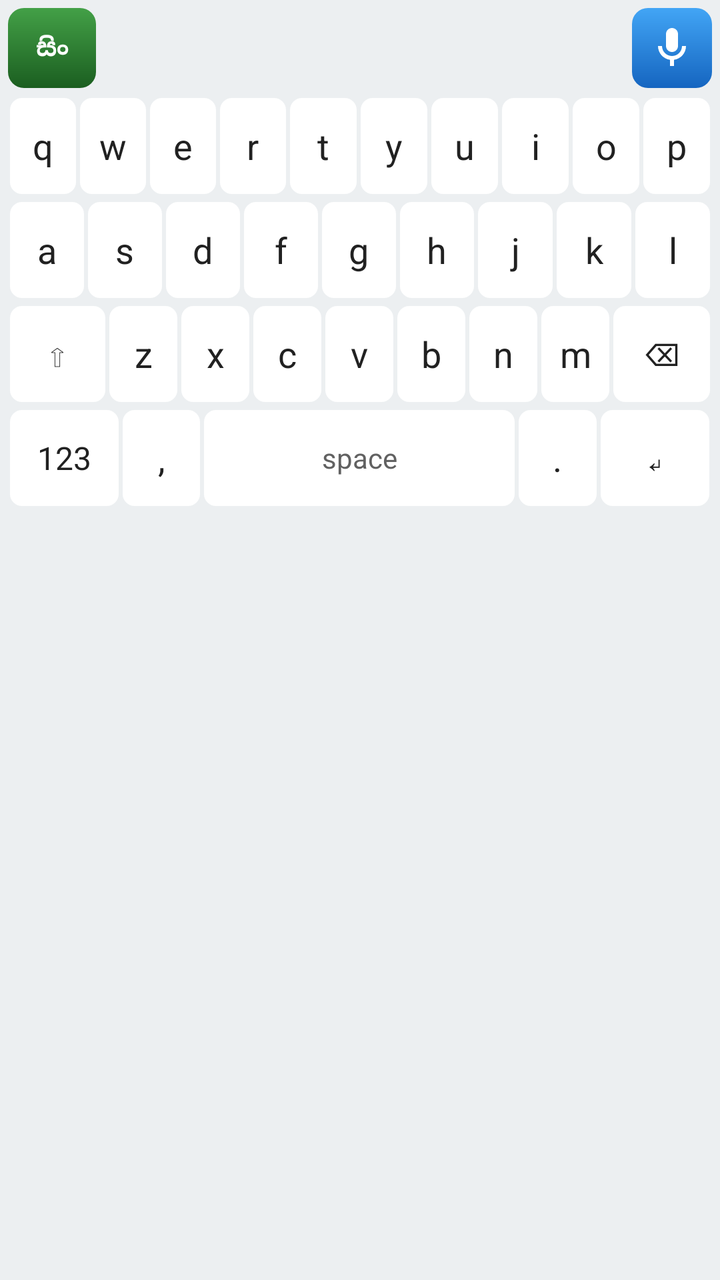
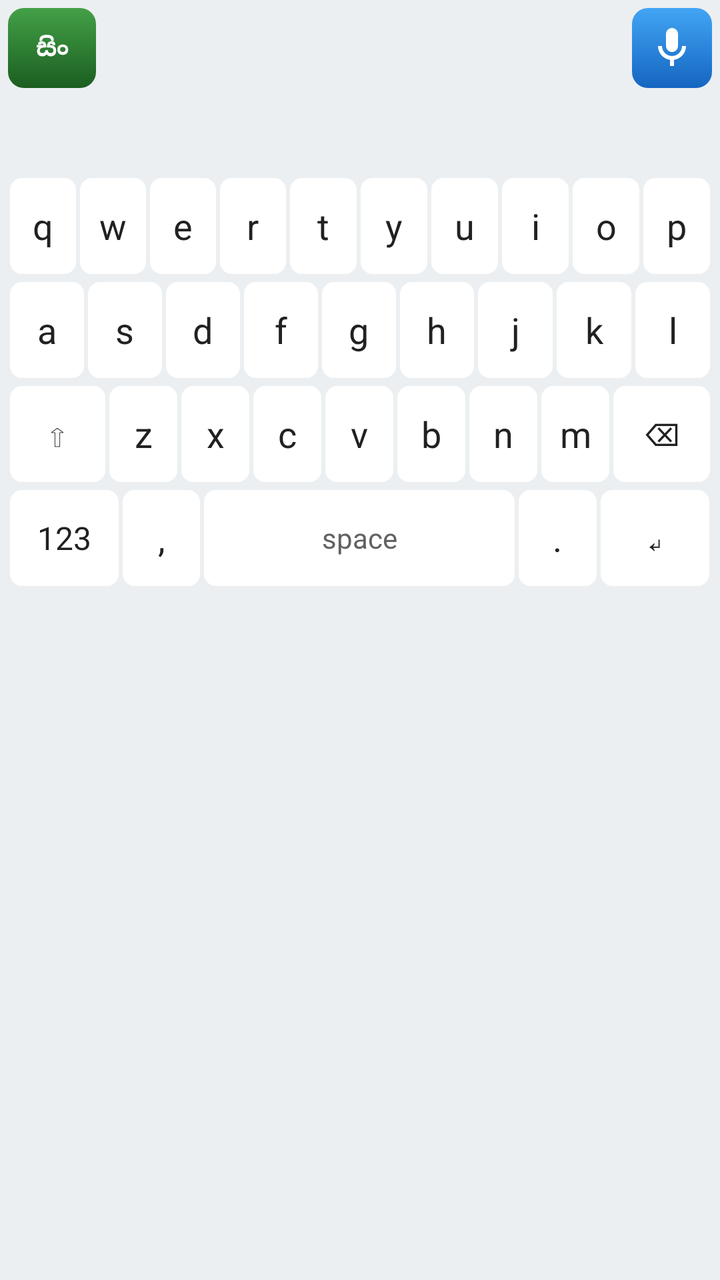

The first picture is an Android layout as it rendered before a commit; the second is the same layout after the commit. The layout source and the unified diff follow.
<!-- AndroidManifest.xml: application theme Theme.SinhalaKeyboard -->
<!-- res/layout/keyboard_view.xml -->
<?xml version="1.0" encoding="utf-8"?>
<LinearLayout xmlns:android="http://schemas.android.com/apk/res/android"
    android:id="@+id/keyboardRoot"
    android:layout_width="match_parent"
    android:layout_height="wrap_content"
    android:background="#ECEFF1"
    android:orientation="vertical"
    android:padding="4dp">

    <LinearLayout
        android:id="@+id/toolbarRow"
        android:layout_width="match_parent"
        android:layout_height="40dp"
        android:gravity="center_vertical"
        android:orientation="horizontal">

        <TextView
            android:id="@+id/btnLang"
            style="@style/ToolbarButton"
            android:layout_marginStart="0dp"
            android:background="@drawable/toolbar_btn_lang"
            android:text="@string/mode_sinhala"
            android:textColor="#FFFFFF" />

        <TextView
            android:id="@+id/btnFix"
            style="@style/ToolbarButton"
            android:background="@drawable/toolbar_btn_fix"
            android:text="@string/key_fix"
            android:textColor="#FFFFFF"
            android:visibility="gone" />

        <TextView
            android:id="@+id/btnTonePro"
            style="@style/ToolbarButton"
            android:background="@drawable/toolbar_btn_tone_on"
            android:text="@string/tone_professional"
            android:textColor="#FFFFFF"
            android:visibility="gone" />

        <TextView
            android:id="@+id/btnToneFriendly"
            style="@style/ToolbarButton"
            android:background="@drawable/toolbar_btn_tone_off"
            android:text="@string/tone_friendly"
            android:textColor="#CFD8DC"
            android:visibility="gone" />

        <View
            android:layout_width="0dp"
            android:layout_height="0dp"
            android:layout_weight="1" />

        <ProgressBar
            android:id="@+id/progress"
            android:layout_width="24dp"
            android:layout_height="24dp"
            android:layout_marginEnd="4dp"
            android:visibility="gone" />

        <ImageView
            android:id="@+id/btnMic"
            android:layout_width="40dp"
            android:layout_height="40dp"
            android:background="@drawable/toolbar_btn_mic"
            android:clickable="true"
            android:contentDescription="@string/key_mic"
            android:focusable="true"
            android:padding="8dp"
            android:scaleType="centerInside"
            android:src="@drawable/ic_mic" />
    </LinearLayout>

    <HorizontalScrollView
        android:id="@+id/suggestionScroll"
        android:layout_width="match_parent"
        android:layout_height="36dp"
        android:layout_marginTop="4dp"
        android:scrollbars="none"
        android:visibility="gone">

        <LinearLayout
            android:id="@+id/suggestionRow"
            android:layout_width="wrap_content"
            android:layout_height="match_parent"
            android:gravity="center_vertical"
            android:orientation="horizontal"
            android:paddingHorizontal="2dp" />
    </HorizontalScrollView>

    <include
        android:id="@+id/emojiPanel"
        layout="@layout/emoji_panel" />

    <LinearLayout
        android:id="@+id/keyboardKeysPanel"
        android:layout_width="match_parent"
        android:layout_height="wrap_content"
        android:layout_marginTop="4dp"
        android:orientation="vertical">

        <LinearLayout style="@style/KeyboardRow">
            <TextView android:id="@+id/keyQ" style="@style/KeyText" android:text="q" />
            <TextView android:id="@+id/keyW" style="@style/KeyText" android:text="w" />
            <TextView android:id="@+id/keyE" style="@style/KeyText" android:text="e" />
            <TextView android:id="@+id/keyR" style="@style/KeyText" android:text="r" />
            <TextView android:id="@+id/keyT" style="@style/KeyText" android:text="t" />
            <TextView android:id="@+id/keyY" style="@style/KeyText" android:text="y" />
            <TextView android:id="@+id/keyU" style="@style/KeyText" android:text="u" />
            <TextView android:id="@+id/keyI" style="@style/KeyText" android:text="i" />
            <TextView android:id="@+id/keyO" style="@style/KeyText" android:text="o" />
            <TextView android:id="@+id/keyP" style="@style/KeyText" android:text="p" />
        </LinearLayout>

        <LinearLayout style="@style/KeyboardRow">
            <TextView android:id="@+id/keyA" style="@style/KeyText" android:text="a" />
            <TextView android:id="@+id/keyS" style="@style/KeyText" android:text="s" />
            <TextView android:id="@+id/keyD" style="@style/KeyText" android:text="d" />
            <TextView android:id="@+id/keyF" style="@style/KeyText" android:text="f" />
            <TextView android:id="@+id/keyG" style="@style/KeyText" android:text="g" />
            <TextView android:id="@+id/keyH" style="@style/KeyText" android:text="h" />
            <TextView android:id="@+id/keyJ" style="@style/KeyText" android:text="j" />
            <TextView android:id="@+id/keyK" style="@style/KeyText" android:text="k" />
            <TextView android:id="@+id/keyL" style="@style/KeyText" android:text="l" />
        </LinearLayout>

        <LinearLayout style="@style/KeyboardRow">
            <TextView android:id="@+id/keyShift" style="@style/KeyTextWide" android:text="⇧" />
            <TextView android:id="@+id/keyZ" style="@style/KeyText" android:text="z" />
            <TextView android:id="@+id/keyX" style="@style/KeyText" android:text="x" />
            <TextView android:id="@+id/keyC" style="@style/KeyText" android:text="c" />
            <TextView android:id="@+id/keyV" style="@style/KeyText" android:text="v" />
            <TextView android:id="@+id/keyB" style="@style/KeyText" android:text="b" />
            <TextView android:id="@+id/keyN" style="@style/KeyText" android:text="n" />
            <TextView android:id="@+id/keyM" style="@style/KeyText" android:text="m" />
            <TextView android:id="@+id/keyBackspace" style="@style/KeyTextWide" android:text="⌫" />
        </LinearLayout>

        <LinearLayout style="@style/KeyboardRow">
            <TextView android:id="@+id/keyNumbers" style="@style/KeyTextWide" android:text="123" />
            <TextView android:id="@+id/keyComma" style="@style/KeyText" android:text="," />
            <TextView android:id="@+id/keySpace" style="@style/KeyTextSpace" android:text="space" />
            <TextView android:id="@+id/keyPeriod" style="@style/KeyText" android:text="." />
            <TextView android:id="@+id/keyEnter" style="@style/KeyTextWide" android:text="↵" />
        </LinearLayout>
    </LinearLayout>
</LinearLayout>
<!-- res/layout/emoji_panel.xml (included above) -->
<?xml version="1.0" encoding="utf-8"?>
<LinearLayout xmlns:android="http://schemas.android.com/apk/res/android"
    android:id="@+id/emojiPanel"
    android:layout_width="match_parent"
    android:layout_height="wrap_content"
    android:orientation="vertical"
    android:paddingBottom="4dp"
    android:visibility="gone">

    <HorizontalScrollView
        android:layout_width="match_parent"
        android:layout_height="wrap_content"
        android:scrollbars="none">

        <LinearLayout
            android:id="@+id/emojiCategoryBar"
            android:layout_width="wrap_content"
            android:layout_height="wrap_content"
            android:gravity="center_vertical"
            android:orientation="horizontal"
            android:paddingHorizontal="4dp"
            android:paddingVertical="4dp" />
    </HorizontalScrollView>

    <ScrollView
        android:layout_width="match_parent"
        android:layout_height="200dp"
        android:scrollbars="none">

        <GridLayout
            android:id="@+id/emojiGrid"
            android:layout_width="match_parent"
            android:layout_height="wrap_content"
            android:alignmentMode="alignBounds"
            android:columnCount="8"
            android:paddingHorizontal="2dp" />
    </ScrollView>

    <LinearLayout
        android:layout_width="match_parent"
        android:layout_height="wrap_content"
        android:gravity="end"
        android:orientation="horizontal"
        android:paddingHorizontal="4dp"
        android:paddingTop="4dp">

        <TextView
            android:id="@+id/btnEmojiBack"
            style="@style/KeyTextWide"
            android:layout_width="wrap_content"
            android:layout_weight="0"
            android:minWidth="72dp"
            android:text="@string/key_abc" />
    </LinearLayout>
</LinearLayout>
<!-- resources referenced by this layout -->
<resources>
  <!-- drawable toolbar_btn_fix (drawable) -->
  <?xml version="1.0" encoding="utf-8"?>
  <shape xmlns:android="http://schemas.android.com/apk/res/android"
      android:shape="rectangle">
      <gradient
          android:angle="270"
          android:endColor="#E65100"
          android:startColor="#FFB74D" />
      <corners android:radius="8dp" />
  </shape>
  <!-- drawable toolbar_btn_lang (drawable) -->
  <?xml version="1.0" encoding="utf-8"?>
  <shape xmlns:android="http://schemas.android.com/apk/res/android"
      android:shape="rectangle">
      <gradient
          android:angle="270"
          android:endColor="#1B5E20"
          android:startColor="#43A047" />
      <corners android:radius="8dp" />
  </shape>
  <!-- drawable toolbar_btn_mic (drawable) -->
  <?xml version="1.0" encoding="utf-8"?>
  <shape xmlns:android="http://schemas.android.com/apk/res/android"
      android:shape="rectangle">
      <gradient
          android:angle="270"
          android:endColor="#1565C0"
          android:startColor="#42A5F5" />
      <corners android:radius="8dp" />
  </shape>
  <!-- drawable toolbar_btn_tone_off (drawable) -->
  <?xml version="1.0" encoding="utf-8"?>
  <shape xmlns:android="http://schemas.android.com/apk/res/android"
      android:shape="rectangle">
      <solid android:color="#37474F" />
      <stroke
          android:width="1dp"
          android:color="#78909C" />
      <corners android:radius="8dp" />
  </shape>
  <!-- drawable toolbar_btn_tone_on (drawable) -->
  <?xml version="1.0" encoding="utf-8"?>
  <shape xmlns:android="http://schemas.android.com/apk/res/android"
      android:shape="rectangle">
      <gradient
          android:angle="270"
          android:endColor="#1B5E20"
          android:startColor="#43A047" />
      <corners android:radius="8dp" />
  </shape>
  <string name="key_abc">ABC</string>
  <string name="key_fix">Fix</string>
  <string name="key_mic">Microphone</string>
  <string name="mode_sinhala">සිං</string>
  <string name="tone_friendly">Friendly</string>
  <string name="tone_professional">Pro</string>
  <style name="KeyText">
          <item name="android:layout_width">0dp</item>
          <item name="android:layout_height">48dp</item>
          <item name="android:layout_weight">1</item>
          <item name="android:layout_margin">1dp</item>
          <item name="android:gravity">center</item>
          <item name="android:textSize">18sp</item>
          <item name="android:textColor">#212121</item>
          <item name="android:background">@drawable/key_bg</item>
          <item name="android:clickable">true</item>
          <item name="android:focusable">true</item>
      </style>
  <style name="KeyTextSpace">
          <item name="android:layout_width">0dp</item>
          <item name="android:layout_height">48dp</item>
          <item name="android:layout_weight">4</item>
          <item name="android:layout_margin">1dp</item>
          <item name="android:gravity">center</item>
          <item name="android:textSize">14sp</item>
          <item name="android:textColor">#616161</item>
          <item name="android:background">@drawable/key_bg</item>
          <item name="android:clickable">true</item>
          <item name="android:focusable">true</item>
      </style>
  <style name="KeyboardRow">
          <item name="android:layout_width">match_parent</item>
          <item name="android:layout_height">wrap_content</item>
          <item name="android:orientation">horizontal</item>
          <item name="android:gravity">center</item>
          <item name="android:layout_marginBottom">2dp</item>
      </style>
  <style name="Theme.SinhalaKeyboard" parent="Theme.MaterialComponents.DayNight.DarkActionBar" />
  <!-- drawable key_bg (drawable) -->
  <?xml version="1.0" encoding="utf-8"?>
  <ripple xmlns:android="http://schemas.android.com/apk/res/android"
      android:color="#B0BEC5">
      <item>
          <shape android:shape="rectangle">
              <solid android:color="#FFFFFF" />
              <corners android:radius="6dp" />
          </shape>
      </item>
  </ripple>
  <!-- unchanged entries left out for length: 3 -->
</resources>

<!-- the commit's change to res/layout/keyboard_view.xml (unified diff, before → after) -->
@@ -77,7 +77,7 @@
         android:layout_height="36dp"
         android:layout_marginTop="4dp"
         android:scrollbars="none"
-        android:visibility="gone">
+        android:visibility="visible">
 
         <LinearLayout
             android:id="@+id/suggestionRow"
